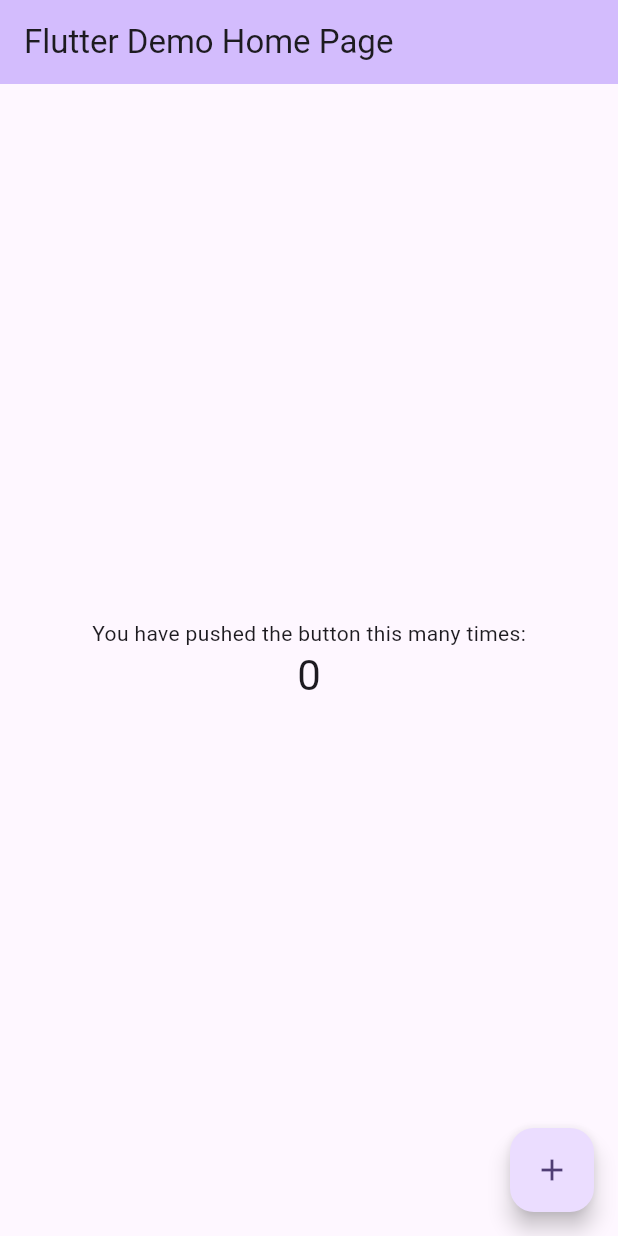
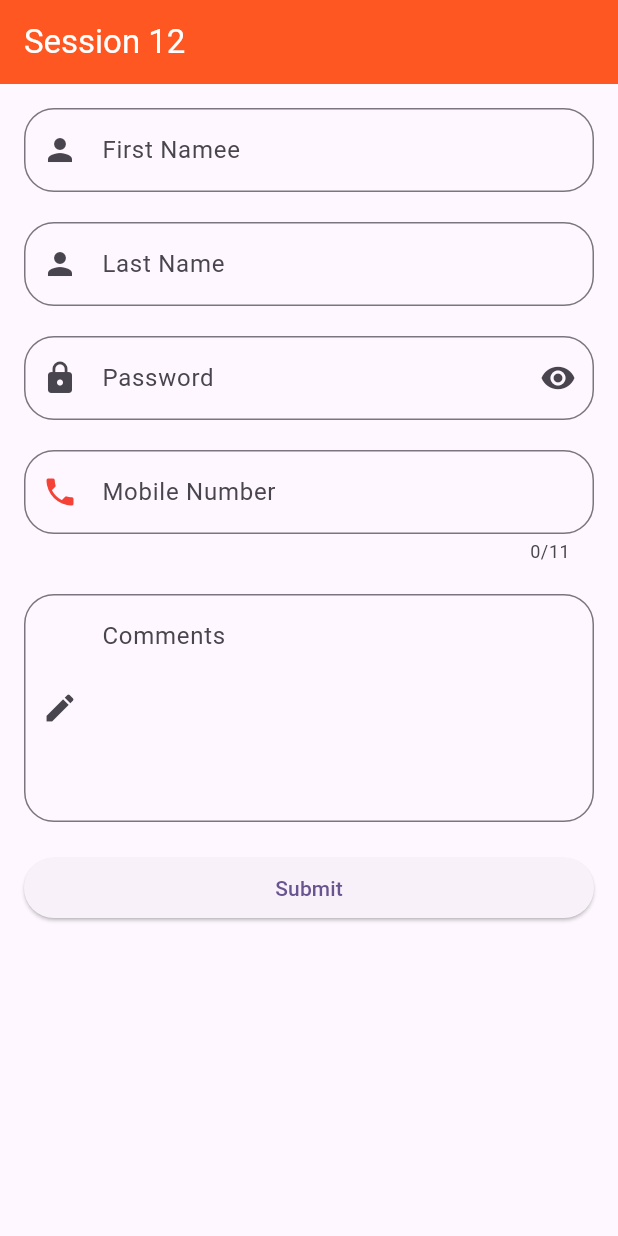
Before and after one commit to abidroid/sbbwu_session12_textfields_forms_navigation, a Flutter app: the screen it shows after launch, on a phone screen of 412 x 824 dp. Run offline on Flutter 3.47's test engine with Material 3 defaults, Android fonts, the phone set to English and light mode, and no system bars; our stand-ins replace fluttertoast, gap.

Commit message:
basic features done with textfield

```diff
--- a/lib/main.dart
+++ b/lib/main.dart
@@ -1,4 +1,5 @@
 import 'package:flutter/material.dart';
+import 'package:sbbwu_session12_textfields_forms_navigation/screens/textfield_demo_screen.dart';
 
 void main() {
   runApp(const MyApp());
@@ -13,113 +14,11 @@ class MyApp extends StatelessWidget {
     return MaterialApp(
       title: 'Flutter Demo',
       theme: ThemeData(
-        // This is the theme of your application.
-        //
-        // TRY THIS: Try running your application with "flutter run". You'll see
-        // the application has a purple toolbar. Then, without quitting the app,
-        // try changing the seedColor in the colorScheme below to Colors.green
-        // and then invoke "hot reload" (save your changes or press the "hot
-        // reload" button in a Flutter-supported IDE, or press "r" if you used
-        // the command line to start the app).
-        //
-        // Notice that the counter didn't reset back to zero; the application
-        // state is not lost during the reload. To reset the state, use hot
-        // restart instead.
-        //
-        // This works for code too, not just values: Most code changes can be
-        // tested with just a hot reload.
+
         colorScheme: ColorScheme.fromSeed(seedColor: Colors.deepPurple),
         useMaterial3: true,
       ),
-      home: const MyHomePage(title: 'Flutter Demo Home Page'),
+      home: const TextFieldDemoScreen(),
     );
   }
 }
-
-class MyHomePage extends StatefulWidget {
-  const MyHomePage({super.key, required this.title});
-
-  // This widget is the home page of your application. It is stateful, meaning
-  // that it has a State object (defined below) that contains fields that affect
-  // how it looks.
-
-  // This class is the configuration for the state. It holds the values (in this
-  // case the title) provided by the parent (in this case the App widget) and
-  // used by the build method of the State. Fields in a Widget subclass are
-  // always marked "final".
-
-  final String title;
-
-  @override
-  State<MyHomePage> createState() => _MyHomePageState();
-}
-
-class _MyHomePageState extends State<MyHomePage> {
-  int _counter = 0;
-
-  void _incrementCounter() {
-    setState(() {
-      // This call to setState tells the Flutter framework that something has
-      // changed in this State, which causes it to rerun the build method below
-      // so that the display can reflect the updated values. If we changed
-      // _counter without calling setState(), then the build method would not be
-      // called again, and so nothing would appear to happen.
-      _counter++;
-    });
-  }
-
-  @override
-  Widget build(BuildContext context) {
-    // This method is rerun every time setState is called, for instance as done
-    // by the _incrementCounter method above.
-    //
-    // The Flutter framework has been optimized to make rerunning build methods
-    // fast, so that you can just rebuild anything that needs updating rather
-    // than having to individually change instances of widgets.
-    return Scaffold(
-      appBar: AppBar(
-        // TRY THIS: Try changing the color here to a specific color (to
-        // Colors.amber, perhaps?) and trigger a hot reload to see the AppBar
-        // change color while the other colors stay the same.
-        backgroundColor: Theme.of(context).colorScheme.inversePrimary,
-        // Here we take the value from the MyHomePage object that was created by
-        // the App.build method, and use it to set our appbar title.
-        title: Text(widget.title),
-      ),
-      body: Center(
-        // Center is a layout widget. It takes a single child and positions it
-        // in the middle of the parent.
-        child: Column(
-          // Column is also a layout widget. It takes a list of children and
-          // arranges them vertically. By default, it sizes itself to fit its
-          // children horizontally, and tries to be as tall as its parent.
-          //
-          // Column has various properties to control how it sizes itself and
-          // how it positions its children. Here we use mainAxisAlignment to
-          // center the children vertically; the main axis here is the vertical
-          // axis because Columns are vertical (the cross axis would be
-          // horizontal).
-          //
-          // TRY THIS: Invoke "debug painting" (choose the "Toggle Debug Paint"
-          // action in the IDE, or press "p" in the console), to see the
-          // wireframe for each widget.
-          mainAxisAlignment: MainAxisAlignment.center,
-          children: <Widget>[
-            const Text(
-              'You have pushed the button this many times:',
-            ),
-            Text(
-              '$_counter',
-              style: Theme.of(context).textTheme.headlineMedium,
-            ),
-          ],
-        ),
-      ),
-      floatingActionButton: FloatingActionButton(
-        onPressed: _incrementCounter,
-        tooltip: 'Increment',
-        child: const Icon(Icons.add),
-      ), // This trailing comma makes auto-formatting nicer for build methods.
-    );
-  }
-}
--- /dev/null
+++ b/lib/screens/textfield_demo_screen.dart
@@ -0,0 +1,125 @@
+import 'package:flutter/material.dart';
+import 'package:fluttertoast/fluttertoast.dart';
+import 'package:gap/gap.dart';
+
+class TextFieldDemoScreen extends StatefulWidget {
+  const TextFieldDemoScreen({super.key});
+
+  @override
+  State<TextFieldDemoScreen> createState() => _TextFieldDemoScreenState();
+}
+
+class _TextFieldDemoScreenState extends State<TextFieldDemoScreen> {
+
+  bool obscureText = false;
+
+
+  @override
+  Widget build(BuildContext context) {
+    return Scaffold(
+      appBar: AppBar(
+        backgroundColor: Colors.deepOrange,
+        title: const Text('Session 12', style: TextStyle(color: Colors.white),),
+      ),
+      body: Padding(
+        padding: const EdgeInsets.all(16.0),
+        child: ListView(children: [
+
+          TextField(
+            decoration: InputDecoration(
+              hintText: 'First Name',
+              labelText: 'First Namee',
+              border: OutlineInputBorder(
+                borderRadius: BorderRadius.circular(20),
+              ),
+              prefixIcon: const Icon(Icons.person),
+
+            ),
+          ),
+          const Gap(20),
+
+          TextField(
+            decoration: InputDecoration(
+                hintText: 'Last Name',
+              border: OutlineInputBorder(
+                borderRadius: BorderRadius.circular(20),
+
+              ),
+              prefixIcon: const Icon(Icons.person),
+
+
+            ),
+          ),
+
+          const Gap(20),
+
+          TextField(
+            // obscure = hide
+            obscureText: obscureText,
+            obscuringCharacter: '#',
+            decoration: InputDecoration(
+              hintText: 'Password',
+              border: OutlineInputBorder(
+                borderRadius: BorderRadius.circular(20),
+              ),
+              prefixIcon: const Icon(Icons.lock),
+              suffixIcon: IconButton(onPressed: (){
+
+                setState(() {
+
+                  obscureText = !obscureText;
+
+                  /*
+                  E = mc2
+                  Error = more code
+                   */
+                });
+
+              }, icon: Icon( obscureText ? Icons.visibility_off : Icons.visibility),),
+            ),
+          ),
+
+          const Gap(20),
+
+          TextField(
+            keyboardType: TextInputType.number,
+            maxLength: 11,
+            decoration: InputDecoration(
+              hintText: 'Mobile Number',
+              border: OutlineInputBorder(
+                borderRadius: BorderRadius.circular(20),
+
+              ),
+              prefixIcon: const Icon(Icons.phone),
+              prefixIconColor: Colors.red,
+
+
+            ),
+          ),
+
+          const Gap(20),
+
+          TextField(
+            maxLines: 5,
+            decoration: InputDecoration(
+              hintText: 'Comments',
+              border: OutlineInputBorder(
+                borderRadius: BorderRadius.circular(20),
+
+              ),
+              prefixIcon: const Icon(Icons.edit),
+
+
+            ),
+          ),
+
+          Gap(20),
+          ElevatedButton(onPressed: (){
+            Fluttertoast.showToast(msg: 'First Name will be displayed here');
+          }, child: const Text('Submit'))
+
+        ],),
+      ),
+    );
+  }
+}
--- a/pubspec.yaml
+++ b/pubspec.yaml
@@ -35,6 +35,8 @@ dependencies:
   # The following adds the Cupertino Icons font to your application.
   # Use with the CupertinoIcons class for iOS style icons.
   cupertino_icons: ^1.0.6
+  gap: ^3.0.1
+  fluttertoast: ^8.2.4
 
 dev_dependencies:
   flutter_test:
```
Also changed, not shown: pubspec.lock, 1 other file.
